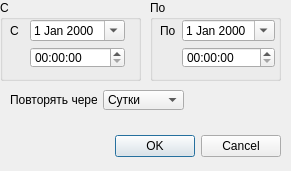
This is mdi/timeperiod_edit.ui in brat002/ExpertBilling as Qt 5 draws it before an edit. The edited form follows.
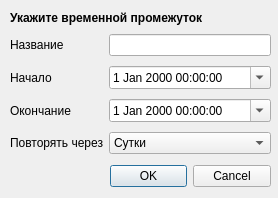
This is the edited form.

What changed in the file:
```diff
--- a/mdi/timeperiod_edit.ui
+++ b/mdi/timeperiod_edit.ui
@@ -5,8 +5,8 @@
    <rect>
     <x>0</x>
     <y>0</y>
-    <width>291</width>
-    <height>171</height>
+    <width>278</width>
+    <height>198</height>
    </rect>
   </property>
   <property name="windowTitle" >
@@ -15,9 +15,9 @@
   <widget class="QDialogButtonBox" name="buttonBox" >
    <property name="geometry" >
     <rect>
-     <x>80</x>
-     <y>130</y>
-     <width>201</width>
+     <x>110</x>
+     <y>160</y>
+     <width>161</width>
      <height>32</height>
     </rect>
    </property>
@@ -28,143 +28,102 @@
     <set>QDialogButtonBox::Cancel|QDialogButtonBox::NoButton|QDialogButtonBox::Ok</set>
    </property>
   </widget>
-  <widget class="QComboBox" name="comboBox" >
-   <property name="geometry" >
-    <rect>
-     <x>103</x>
-     <y>90</y>
-     <width>81</width>
-     <height>20</height>
-    </rect>
-   </property>
-   <item>
-    <property name="text" >
-     <string>Сутки</string>
-    </property>
-   </item>
-   <item>
-    <property name="text" >
-     <string>Неделя</string>
-    </property>
-   </item>
-   <item>
-    <property name="text" >
-     <string>Месяц</string>
-    </property>
-   </item>
-   <item>
-    <property name="text" >
-     <string>Год</string>
-    </property>
-   </item>
-  </widget>
-  <widget class="QLabel" name="label_3" >
+  <widget class="QLabel" name="label" >
    <property name="geometry" >
     <rect>
      <x>10</x>
-     <y>90</y>
-     <width>87</width>
-     <height>20</height>
+     <y>10</y>
+     <width>197</width>
+     <height>16</height>
     </rect>
    </property>
    <property name="text" >
-    <string>Повторять через</string>
+    <string>&lt;b>Укажите временной промежуток&lt;/b></string>
    </property>
    <property name="buddy" >
     <cstring>comboBox</cstring>
    </property>
   </widget>
-  <widget class="QGroupBox" name="groupBox" >
+  <widget class="QWidget" name="" >
    <property name="geometry" >
     <rect>
-     <x>0</x>
-     <y>0</y>
-     <width>141</width>
-     <height>81</height>
+     <x>10</x>
+     <y>30</y>
+     <width>261</width>
+     <height>131</height>
     </rect>
    </property>
-   <property name="title" >
-    <string>С</string>
-   </property>
-   <widget class="QWidget" name="" >
-    <property name="geometry" >
-     <rect>
-      <x>10</x>
-      <y>20</y>
-      <width>115</width>
-      <height>48</height>
-     </rect>
-    </property>
-    <layout class="QGridLayout" >
-     <item row="0" column="0" >
-      <widget class="QLabel" name="label" >
+   <layout class="QGridLayout" >
+    <item row="0" column="0" >
+     <widget class="QLabel" name="label_2" >
+      <property name="text" >
+       <string>Название</string>
+      </property>
+     </widget>
+    </item>
+    <item row="0" column="1" >
+     <widget class="QLineEdit" name="name_edit" />
+    </item>
+    <item row="1" column="0" >
+     <widget class="QLabel" name="start_label" >
+      <property name="text" >
+       <string>Начало</string>
+      </property>
+     </widget>
+    </item>
+    <item row="1" column="1" >
+     <widget class="QDateTimeEdit" name="start_date_edit" >
+      <property name="calendarPopup" >
+       <bool>true</bool>
+      </property>
+     </widget>
+    </item>
+    <item row="2" column="0" >
+     <widget class="QLabel" name="end_label" >
+      <property name="text" >
+       <string>Окончание</string>
+      </property>
+     </widget>
+    </item>
+    <item row="2" column="1" >
+     <widget class="QDateTimeEdit" name="end_date_edit" >
+      <property name="calendarPopup" >
+       <bool>true</bool>
+      </property>
+     </widget>
+    </item>
+    <item row="3" column="0" >
+     <widget class="QLabel" name="repeat_label" >
+      <property name="text" >
+       <string>Повторять через</string>
+      </property>
+     </widget>
+    </item>
+    <item row="3" column="1" >
+     <widget class="QComboBox" name="repead_edit" >
+      <item>
        <property name="text" >
-        <string>С</string>
+        <string>Сутки</string>
        </property>
-      </widget>
-     </item>
-     <item row="0" column="1" >
-      <widget class="QDateEdit" name="dateEdit" >
-       <property name="calendarPopup" >
-        <bool>true</bool>
+      </item>
+      <item>
+       <property name="text" >
+        <string>Неделя</string>
        </property>
-      </widget>
-     </item>
-     <item row="1" column="1" >
-      <widget class="QTimeEdit" name="timeEdit" >
-       <property name="calendarPopup" >
-        <bool>true</bool>
+      </item>
+      <item>
+       <property name="text" >
+        <string>Месяц</string>
        </property>
-      </widget>
-     </item>
-    </layout>
-   </widget>
-  </widget>
-  <widget class="QGroupBox" name="groupBox_2" >
-   <property name="geometry" >
-    <rect>
-     <x>150</x>
-     <y>0</y>
-     <width>131</width>
-     <height>81</height>
-    </rect>
-   </property>
-   <property name="title" >
-    <string>По</string>
-   </property>
-   <widget class="QWidget" name="" >
-    <property name="geometry" >
-     <rect>
-      <x>10</x>
-      <y>20</y>
-      <width>115</width>
-      <height>48</height>
-     </rect>
-    </property>
-    <layout class="QGridLayout" >
-     <item row="0" column="0" >
-      <widget class="QLabel" name="label_2" >
+      </item>
+      <item>
        <property name="text" >
-        <string>По</string>
+        <string>Год</string>
        </property>
-      </widget>
-     </item>
-     <item row="0" column="1" >
-      <widget class="QDateEdit" name="dateEdit_2" >
-       <property name="calendarPopup" >
-        <bool>true</bool>
-       </property>
-      </widget>
-     </item>
-     <item row="1" column="1" >
-      <widget class="QTimeEdit" name="timeEdit_2" >
-       <property name="calendarPopup" >
-        <bool>true</bool>
-       </property>
-      </widget>
-     </item>
-    </layout>
-   </widget>
+      </item>
+     </widget>
+    </item>
+   </layout>
   </widget>
  </widget>
  <resources/>
```
Left out of the diff: 5 changed lines with no effect on the pictures.
